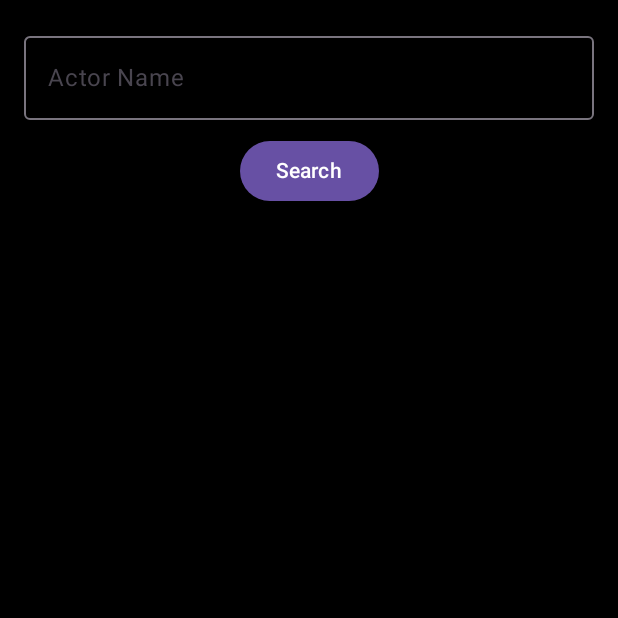
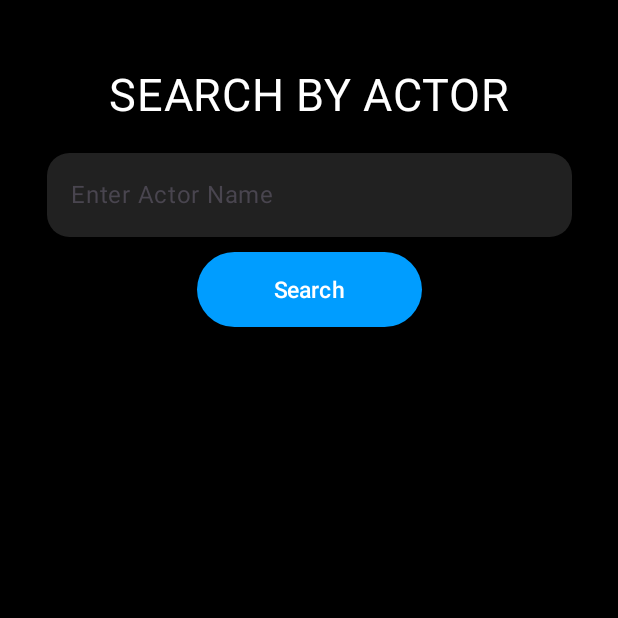
Before and after one commit to CodeWhi5per/kotlin-Movie-Search-App, an Android app built with Jetpack Compose: the SearchActorsScreen screen opened through its navigation route, on a phone screen of 412 x 824 dp, the top half of it. Run offline under Robolectric (Android 15) with nearby library versions, the phone set to English and light mode, and no system bars; our stand-ins replace Room's generated code.

Commit message:
modified the SearchActorsScreen.kt

```diff
--- a/app/src/main/java/com/example/moviedatabaseapp/screens/SearchActorsScreen.kt
+++ b/app/src/main/java/com/example/moviedatabaseapp/screens/SearchActorsScreen.kt
@@ -6,6 +6,7 @@ import androidx.compose.foundation.background
 import androidx.compose.foundation.layout.*
 import androidx.compose.foundation.lazy.LazyColumn
 import androidx.compose.foundation.lazy.items
+import androidx.compose.foundation.shape.RoundedCornerShape
 import androidx.compose.material.icons.Icons
 import androidx.compose.material.icons.filled.PlayArrow
 import androidx.compose.material3.*
@@ -17,6 +18,7 @@ import androidx.compose.ui.graphics.Color
 import androidx.compose.ui.graphics.asImageBitmap
 import androidx.compose.ui.platform.LocalContext
 import androidx.compose.ui.unit.dp
+import androidx.compose.ui.unit.sp
 import androidx.navigation.NavController
 import com.example.moviedatabaseapp.data.Movie
 import com.example.moviedatabaseapp.data.MovieDao
@@ -25,8 +27,8 @@ import kotlinx.coroutines.launch
 @Composable
 fun SearchActorsScreen(movieDao: MovieDao, navController: NavController) {
     var actorName by rememberSaveable { mutableStateOf("") }
-    var searchResults by remember { mutableStateOf<List<Movie>>(emptyList()) }
-    var isSearchClicked by remember { mutableStateOf(false) }
+    var searchResults by rememberSaveable { mutableStateOf<List<Movie>>(emptyList()) }
+    var isSearchClicked by rememberSaveable { mutableStateOf(false) }
     val context = LocalContext.current
     val scope = rememberCoroutineScope()
 
@@ -42,16 +44,46 @@ fun SearchActorsScreen(movieDao: MovieDao, navController: NavController) {
             verticalArrangement = Arrangement.Top,
             horizontalAlignment = Alignment.CenterHorizontally
         ) {
+            Spacer(modifier = Modifier.height(30.dp))
+
+            Box(
+                modifier = Modifier.fillMaxWidth(),
+                contentAlignment = Alignment.Center
+            ) {
+                Text(
+                    text = "SEARCH BY ACTOR",
+                    fontSize = 30.sp,
+                    color = Color.White,
+                    style = MaterialTheme.typography.bodyLarge
+                )
+            }
+
+            Spacer(modifier = Modifier.height(20.dp))
+
             OutlinedTextField(
                 value = actorName,
                 onValueChange = { actorName = it },
-                label = { Text("Actor Name") },
-                modifier = Modifier.fillMaxWidth()
+                placeholder = { Text("Enter Actor Name") },
+                textStyle = MaterialTheme.typography.bodyLarge.copy(fontSize = 20.sp),
+                colors = TextFieldDefaults.colors(
+                    unfocusedTextColor = Color.Gray,
+                    focusedTextColor = Color.Gray,
+                    focusedContainerColor = Color(0xFF212121),
+                    unfocusedContainerColor = Color(0xFF212121),
+                    cursorColor = Color.White,
+                    focusedIndicatorColor = Color.Transparent,
+                    unfocusedIndicatorColor = Color.Transparent
+                ),
+                shape = RoundedCornerShape(15.dp),
+                modifier = Modifier
+                    .width(350.dp)
+                    .height(56.dp)
             )
 
             Spacer(modifier = Modifier.height(10.dp))
 
-            Button(onClick = {
+            Button(
+                onClick = {
                     scope.launch {
                         isSearchClicked = true
                         if (actorName.isNotBlank()) {
@@ -62,8 +94,16 @@ fun SearchActorsScreen(movieDao: MovieDao, navController: NavController) {
                             Toast.makeText(context, "Please enter an actor's name", Toast.LENGTH_SHORT).show()
                         }
                     }
-            }) {
-                Text("Search")
+                },
+                colors = ButtonDefaults.buttonColors(
+                    containerColor = Color(0xFF009DFF),
+                    contentColor = Color.White
+                ),
+                modifier = Modifier
+                    .width(150.dp)
+                    .height(50.dp)
+            ) {
+                Text("Search", fontSize = 15.sp)
             }
 
             Spacer(modifier = Modifier.height(20.dp))
@@ -102,8 +142,18 @@ fun MovieItem(movie: Movie) {
         }
     }
 
-    Column(modifier = Modifier.padding(8.dp)) {
-        Row(modifier = Modifier.fillMaxWidth()) {
+    Card(
+        modifier = Modifier
+            .padding(8.dp)
+            .fillMaxWidth(),
+        colors = CardDefaults.cardColors(containerColor = Color(0xFF1B1A1A)),
+        shape = RoundedCornerShape(15.dp)
+    ) {
+        Column(modifier = Modifier.padding(15.dp)) {
+            Row(
+                modifier = Modifier.fillMaxWidth(),
+                verticalAlignment = Alignment.CenterVertically
+            ) {
                 if (bitmap != null) {
                     Image(
                         bitmap = bitmap!!.asImageBitmap(),
@@ -116,6 +166,7 @@ fun MovieItem(movie: Movie) {
                     Box(
                         modifier = Modifier
                             .size(100.dp)
+                            .padding(end = 8.dp)
                             .background(Color.Black),
                         contentAlignment = Alignment.Center
                     ) {
@@ -128,13 +179,36 @@ fun MovieItem(movie: Movie) {
                     }
                 }
                 Column {
-                Text("Title: ${movie.title}", style = MaterialTheme.typography.bodyLarge, color = Color.White)
-                Text("Year: ${movie.year}", style = MaterialTheme.typography.bodyMedium, color = Color.White)
-                Text("Actors: ${movie.actors}", style = MaterialTheme.typography.bodySmall, color = Color.White)
-                Text("Runtime: ${movie.runtime}", style = MaterialTheme.typography.bodySmall, color = Color.White)
-                Text("Genre: ${movie.genre}", style = MaterialTheme.typography.bodySmall, color = Color.White)
+                    Text(
+                        text = movie.title,
+                        style = MaterialTheme.typography.bodyLarge,
+                        color = Color.White,
+                        fontSize = 25.sp
+                    )
+                    Spacer(modifier = Modifier.height(8.dp))
+                    Text(
+                        text = movie.actors,
+                        style = MaterialTheme.typography.bodySmall,
+                        color = Color.White,
+                        fontSize = 15.sp
+                    )
+                    Spacer(modifier = Modifier.height(8.dp))
+                    Row(verticalAlignment = Alignment.CenterVertically) {
+                        Text(
+                            text = movie.runtime + "  |  ",
+                            style = MaterialTheme.typography.bodySmall,
+                            color = Color.White,
+                            fontSize = 15.sp
+                        )
+                        Text(
+                            text = movie.year,
+                            style = MaterialTheme.typography.bodySmall,
+                            color = Color.White,
+                            fontSize = 15.sp
+                        )
                     }
                 }
-        Divider(modifier = Modifier.padding(vertical = 8.dp), color = Color.Gray)
             }
         }
+    }
+}
--- a/app/src/main/java/com/example/moviedatabaseapp/screens/SearchByTitleScreen.kt
+++ b/app/src/main/java/com/example/moviedatabaseapp/screens/SearchByTitleScreen.kt
@@ -28,7 +28,7 @@ import kotlinx.coroutines.launch
 @Composable
 fun SearchByTitleScreen(navController: NavController, initialQuery: String) {
     var query by rememberSaveable { mutableStateOf(initialQuery) }
-    var searchResults by remember { mutableStateOf<List<MovieApiResponse>>(emptyList()) }
+    var searchResults by rememberSaveable { mutableStateOf<List<MovieApiResponse>>(emptyList()) }
     val context = LocalContext.current
     val scope = rememberCoroutineScope()
 
```
Lines whose indentation alone changed are shown as unchanged.
